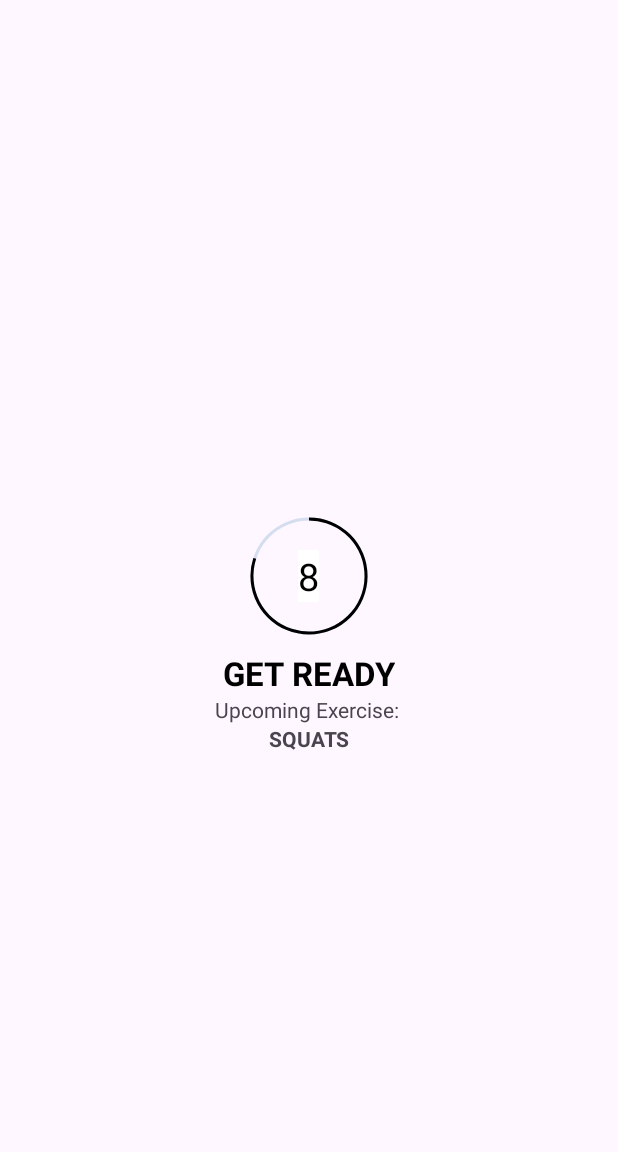
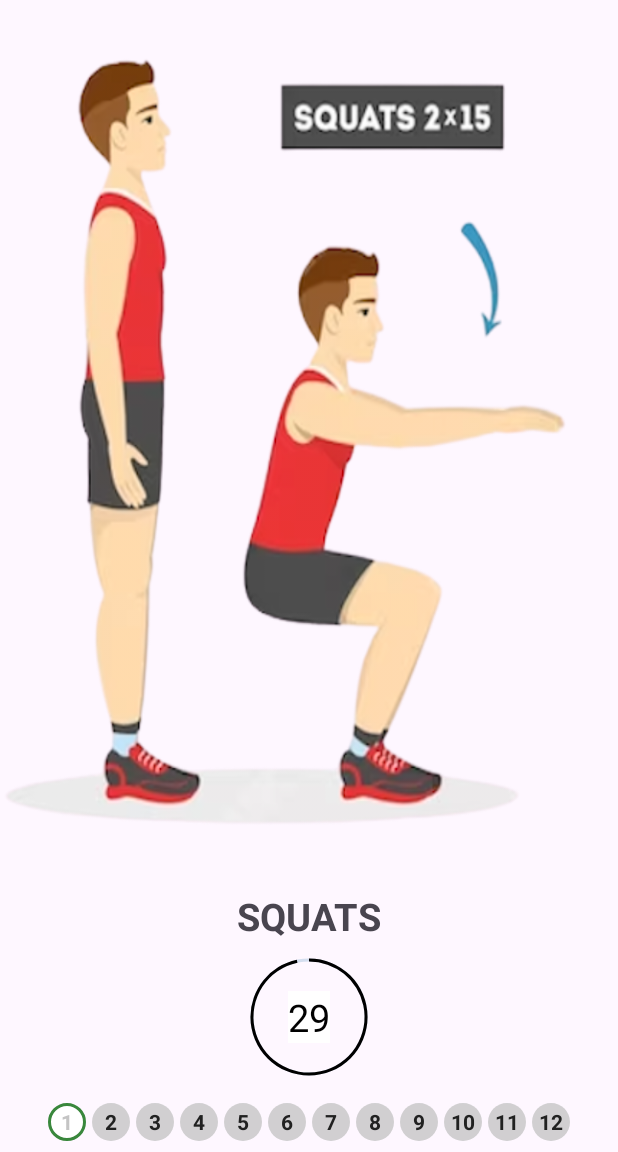
Before and after one commit to vishalghige43/Workout_App, an Android app: the ExersiceActivity screen opened directly, with no data from a screen before it, on a phone screen of 412 x 824 dp, the part 84-1236 px from its top. Run offline under Robolectric (Android 15) with nearby library versions, the phone set to English and light mode, and no system bars.

Commit message:
4 more tasks

```diff
--- a/app/build.gradle.kts
+++ b/app/build.gradle.kts
@@ -34,8 +34,9 @@ android {
         jvmTarget = "1.8"
     }
     buildFeatures {
-        viewBinding=true
+        viewBinding{enable=true}
     }
+
 }
 
 dependencies {
--- a/app/src/main/java/com/example/workoutapp/Constants.kt
+++ b/app/src/main/java/com/example/workoutapp/Constants.kt
@@ -19,6 +19,14 @@ object Constants {
         exList.add(ex7);
         val ex8=Exersice(8,"LEG RAISE",R.drawable.ex8);
         exList.add(ex8);
+        val ex9=Exersice(9,"JUMPING JACKS",R.drawable.ex9);
+        exList.add(ex9);
+        val ex10=Exersice(10,"SKIPPING",R.drawable.ex10);
+        exList.add(ex10);
+        val ex11=Exersice(11,"SHOULDER TAPS",R.drawable.ex11);
+        exList.add(ex11);
+        val ex12=Exersice(12,"HIGH KNEES",R.drawable.ex12);
+        exList.add(ex12);
         return exList;
     }
 }
--- /dev/null
+++ b/app/src/main/java/com/example/workoutapp/ExerciseAdapter.kt
@@ -0,0 +1,44 @@
+package com.example.workoutapp
+
+import android.graphics.Color
+import android.view.LayoutInflater
+import android.view.ViewGroup
+import androidx.appcompat.view.menu.MenuView.ItemView
+import androidx.core.content.ContextCompat
+import androidx.recyclerview.widget.RecyclerView
+import com.example.workoutapp.databinding.ExNumberBinding
+
+class ExerciseAdapter(val list:ArrayList<Exersice>): RecyclerView.Adapter<ExerciseAdapter.ViewHolder>(){
+    class ViewHolder(val binding:ExNumberBinding):RecyclerView.ViewHolder(binding.root){
+        val tvItem=binding.tvExNumber;
+    }
+
+    override fun onCreateViewHolder(parent: ViewGroup, viewType: Int): ViewHolder {
+        return ViewHolder(ExNumberBinding.inflate(LayoutInflater.from(parent.context),parent,false));
+    }
+
+    override fun getItemCount(): Int {
+        return list.size;
+    }
+    override fun onBindViewHolder(holder: ViewHolder, position: Int) {
+        val exerciseModel=list[position];
+        holder.tvItem.text=exerciseModel.getId().toString();
+        when{
+            exerciseModel.getIsSel()->{
+                holder.tvItem.background=
+                    ContextCompat.getDrawable(holder.itemView.context,R.drawable.ex_number_seleted);
+                holder.tvItem.setTextColor(Color.parseColor("#c4c4c4"))
+            }
+            exerciseModel.getIsCom()->{
+                holder.tvItem.background=
+                    ContextCompat.getDrawable(holder.itemView.context,R.drawable.ex_number_com);
+                holder.tvItem.setTextColor(Color.parseColor("#ffffff"))
+            }
+            else->{
+                holder.tvItem.background=
+                    ContextCompat.getDrawable(holder.itemView.context,R.drawable.ex_number);
+                holder.tvItem.setTextColor(Color.parseColor("#212121"))
+            }
+        }
+    }
+}
--- a/app/src/main/java/com/example/workoutapp/ExersiceActivity.kt
+++ b/app/src/main/java/com/example/workoutapp/ExersiceActivity.kt
@@ -7,6 +7,8 @@ import android.speech.tts.TextToSpeech
 import android.util.Log
 import android.view.View
 import android.widget.Toast
+import androidx.recyclerview.widget.GridLayoutManager
+import androidx.recyclerview.widget.LinearLayoutManager
 import com.example.workoutapp.databinding.ActivityExersiceBinding
 import java.util.Locale
 
@@ -23,6 +25,8 @@ class ExersiceActivity : AppCompatActivity(), TextToSpeech.OnInitListener {
 
     private var tts:TextToSpeech?=null;
 
+    private var exerciseStatus:ExerciseAdapter?=null;
+
     override fun onCreate(savedInstanceState: Bundle?) {
         super.onCreate(savedInstanceState)
         binding= ActivityExersiceBinding.inflate(layoutInflater);
@@ -37,7 +41,13 @@ class ExersiceActivity : AppCompatActivity(), TextToSpeech.OnInitListener {
         }
         tts= TextToSpeech(this,this);
         setupTimer();
-
+        setupExerciseReView();
+    }
+    private fun setupExerciseReView(){
+        binding?.rvExStatus?.layoutManager=
+            LinearLayoutManager(this,LinearLayoutManager.HORIZONTAL,false);
+        exerciseStatus=ExerciseAdapter(exList!!);
+        binding?.rvExStatus?.adapter=exerciseStatus;
     }
     override fun onInit(p0: Int) {
         if(p0==TextToSpeech.SUCCESS){
@@ -74,9 +84,10 @@ class ExersiceActivity : AppCompatActivity(), TextToSpeech.OnInitListener {
         restProgress=0;
         restProgressBar();
     }
+
     private fun restProgressBar(){
         binding?.progressBar?.progress=restProgress;
-        restTimer=object :CountDownTimer(10000,1000){
+        restTimer=object :CountDownTimer(1000,1000){
             override fun onTick(p0: Long) {
                 restProgress++;
                 binding?.progressBar?.progress=10-restProgress;
@@ -85,9 +96,9 @@ class ExersiceActivity : AppCompatActivity(), TextToSpeech.OnInitListener {
                     speakOut((10-restProgress).toString());
                 }
             }
-
             override fun onFinish() {
-
+                exList!![currEx].setIsSel(true);
+                exerciseStatus?.notifyDataSetChanged();
                 setupExTimer();
             }
         }.start();
@@ -103,6 +114,10 @@ class ExersiceActivity : AppCompatActivity(), TextToSpeech.OnInitListener {
 
         binding?.exImg?.setImageResource(exList!![currEx].getImg());
         binding?.tvEx?.text=exList!![currEx].getName();
+
+        exList!![currEx].setIsSel(true);
+        exerciseStatus?.notifyDataSetChanged();
+
 
         ExProgress=0;
 
@@ -127,6 +142,10 @@ class ExersiceActivity : AppCompatActivity(), TextToSpeech.OnInitListener {
                 }
             }
             override fun onFinish() {
+                exList!![currEx].setIsSel(false);
+                exList!![currEx].setIsComp(true);
+
+                exerciseStatus?.notifyDataSetChanged();
                 if(currEx< exList?.size!!-1){
                     setupTimer();
                 }
--- /dev/null
+++ b/app/src/main/res/drawable/ex_number.xml
@@ -0,0 +1,5 @@
+<?xml version="1.0" encoding="utf-8"?>
+<shape xmlns:android="http://schemas.android.com/apk/res/android" android:shape="oval">
+    <solid android:color="#c4c4c3c4"></solid>
+
+</shape>
--- /dev/null
+++ b/app/src/main/res/drawable/ex_number_com.xml
@@ -0,0 +1,5 @@
+<?xml version="1.0" encoding="utf-8"?>
+<shape xmlns:android="http://schemas.android.com/apk/res/android" android:shape="oval">
+    <solid android:color="#CC44A544"></solid>
+
+</shape>
--- /dev/null
+++ b/app/src/main/res/drawable/ex_number_seleted.xml
@@ -0,0 +1,6 @@
+<?xml version="1.0" encoding="utf-8"?>
+<shape xmlns:android="http://schemas.android.com/apk/res/android" android:shape="oval">
+    <stroke android:width="2dp" android:color="#39873C"></stroke>
+    <solid android:color="#ffffff"></solid>
+
+</shape>
--- a/app/src/main/res/layout/activity_exersice.xml
+++ b/app/src/main/res/layout/activity_exersice.xml
@@ -14,9 +14,7 @@
         android:background="@color/white"
         app:titleTextColor="@color/black"
         />
-
-
-
+    <!--    Rest Timer Frame Layout-->
     <FrameLayout
         android:id="@+id/flProgressBar"
         android:layout_width="100dp"
@@ -92,6 +90,7 @@
         android:visibility="invisible"
         tools:visibility="visible"
         />
+<!--    Image of the Exercise-->
     <ImageView
         android:id="@+id/exImg"
         android:layout_width="match_parent"
@@ -100,8 +99,8 @@
         android:src="@drawable/ex1"
         android:visibility="invisible"
         app:layout_constraintBottom_toTopOf="@+id/tvEx"
-        app:layout_constraintTop_toBottomOf="@+id/toolBarEx"
-        tools:layout_editor_absoluteX="0dp" />
+        app:layout_constraintTop_toBottomOf="@id/toolBarEx"
+        tools:layout_editor_absoluteX="0dp"/>
     <TextView
         android:id="@+id/tvEx"
         android:layout_width="wrap_content"
@@ -115,6 +114,7 @@
         app:layout_constraintStart_toStartOf="parent"
         app:layout_constraintTop_toBottomOf="@+id/exImg"
         />
+<!--    Exercise Timer Frame Layout-->
     <FrameLayout
         android:id="@+id/flProgressExBar"
         android:layout_width="100dp"
@@ -123,7 +123,7 @@
         tools:visibility="visible"
         app:layout_constraintEnd_toEndOf="parent"
         app:layout_constraintStart_toStartOf="parent"
-        app:layout_constraintBottom_toBottomOf="parent"
+
         app:layout_constraintTop_toBottomOf="@+id/tvEx"
         >
         <ProgressBar
@@ -157,5 +157,15 @@
                 />
         </LinearLayout>
     </FrameLayout>
+    <androidx.recyclerview.widget.RecyclerView
+        android:id="@+id/rvExStatus"
+        android:layout_width="wrap_content"
+        android:layout_height="wrap_content"
+        android:layout_margin="5dp"
+        app:layout_constraintTop_toBottomOf="@id/flProgressExBar"
+        app:layout_constraintBottom_toBottomOf="parent"
+        app:layout_constraintStart_toStartOf="parent"
+        app:layout_constraintEnd_toEndOf="parent"
+        />
 
 </androidx.constraintlayout.widget.ConstraintLayout>
--- /dev/null
+++ b/app/src/main/res/layout/ex_number.xml
@@ -0,0 +1,16 @@
+<?xml version="1.0" encoding="utf-8"?>
+<TextView xmlns:android="http://schemas.android.com/apk/res/android"
+    xmlns:tools="http://schemas.android.com/tools"
+    android:layout_margin="2dp"
+    android:padding="1dp"
+    android:background="@drawable/ex_number"
+    android:layout_width="25dp"
+    android:layout_height="25dp"
+    android:gravity="center"
+    android:textStyle="bold"
+    android:text="1"
+    android:id="@+id/tvExNumber"
+    android:textColor="#212121"
+    >
+
+</TextView>
```
Also changed, not shown: app/src/main/res/drawable/ex10.png (added), app/src/main/res/drawable/ex11.png (added), app/src/main/res/drawable/ex12.png (added), app/src/main/res/drawable/ex9.png (added).
